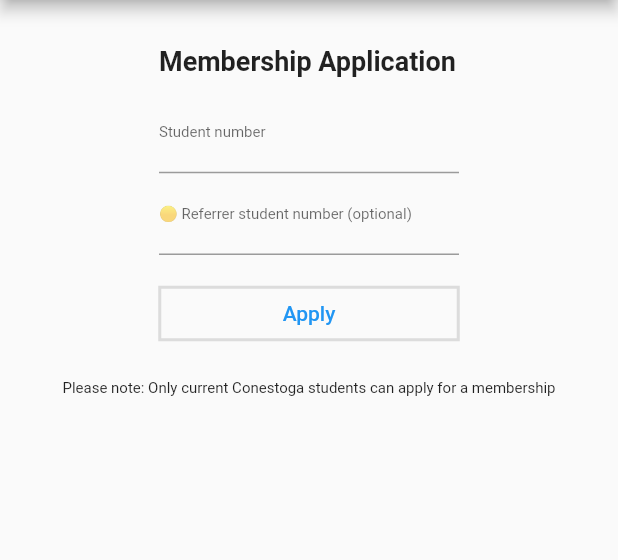
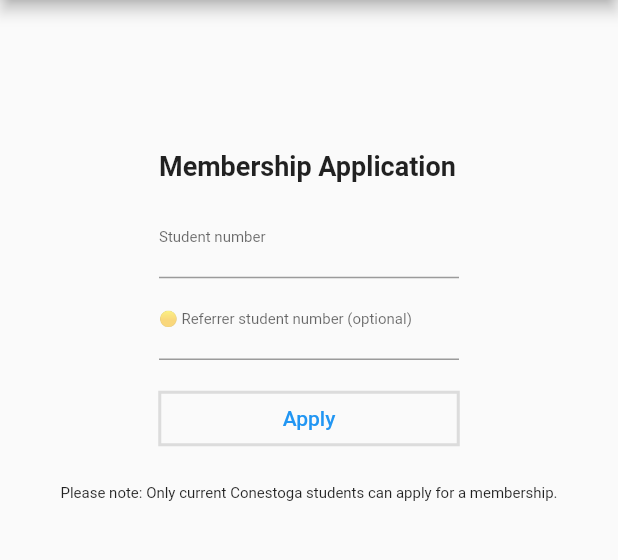
Before and after one commit to gdsc-conestoga/referral-tracker-app, a Flutter app: the screen it shows after launch, after a tap on "Apply for membership", on a phone screen of 412 x 824 dp, the part 84-644 px from its top. Run offline on Flutter 3.47's test engine with Material 2 defaults, Android fonts, the phone set to English and light mode, and no system bars; network calls fail.

Commit message:
update membership application region position on page

```diff
--- a/lib/screens/dashboard_screen.dart
+++ b/lib/screens/dashboard_screen.dart
@@ -1,7 +1,7 @@
 import 'package:flutter/material.dart';
 
 class DashboardScreen extends StatelessWidget {
-  static String id = '/dashboard';
+  static const String id = '/dashboard';
 
   const DashboardScreen({Key? key}) : super(key: key);
 
--- a/lib/screens/login_screen.dart
+++ b/lib/screens/login_screen.dart
@@ -5,7 +5,7 @@ import 'package:referral_tracker/screens/store_screen.dart';
 import 'package:referral_tracker/widgets/store_item.dart';
 
 class LogInScreen extends StatelessWidget {
-  static String id = '/';
+  static const String id = '/';
 
   const LogInScreen({Key? key}) : super(key: key);
 
@@ -44,18 +44,22 @@ class LogInScreen extends StatelessWidget {
                 width: 200,
                 child: TextFormField(
                   decoration: const InputDecoration(
-                    border: UnderlineInputBorder(),
-                    labelText: "Student number",
-                  ),
+                      border: UnderlineInputBorder(),
+                      labelText: "Student number",
+                      labelStyle: TextStyle(
+                        fontSize: 10,
+                      )),
                 ),
               ),
               SizedBox(
                 width: 200,
                 child: TextFormField(
                   decoration: const InputDecoration(
-                    border: UnderlineInputBorder(),
-                    labelText: "Password",
-                  ),
+                      border: UnderlineInputBorder(),
+                      labelText: "Password",
+                      labelStyle: TextStyle(
+                        fontSize: 10,
+                      )),
                 ),
               ),
               const SizedBox(height: 30),
--- a/lib/screens/membership_application_screen.dart
+++ b/lib/screens/membership_application_screen.dart
@@ -1,8 +1,7 @@
 import 'package:flutter/material.dart';
-import 'package:referral_tracker/widgets/store_item.dart';
 
 class MembershipApplicationScreen extends StatelessWidget {
-  static String id = '/membership_application';
+  static const String id = '/membership_application';
   static const double _columnWidth = 200;
 
   const MembershipApplicationScreen({Key? key}) : super(key: key);
@@ -11,16 +10,14 @@ class MembershipApplicationScreen extends StatelessWidget {
   Widget build(BuildContext context) {
     return Scaffold(
       appBar: AppBar(
-        title: const Text(
-          "Referral Tracker",
-        ),
+        title: const Text("Referral Tracker"),
       ),
       body: Center(
         child: SizedBox(
           child: Column(
             children: [
               const SizedBox(
-                height: 30,
+                height: 100,
               ),
               const SizedBox(
                 width: _columnWidth,
@@ -72,16 +69,14 @@ class MembershipApplicationScreen extends StatelessWidget {
                     shape: const BeveledRectangleBorder(),
                   ),
                   onPressed: () {},
-                  child: const Text(
-                    "Apply",
-                  ),
+                  child: const Text("Apply"),
                 ),
               ),
               const SizedBox(
                 height: 20,
               ),
               const Text(
-                "Please note: Only current Conestoga students can apply for a membership",
+                "Please note: Only current Conestoga students can apply for a membership.",
                 style: TextStyle(
                   fontSize: 10,
                 ),
--- a/lib/screens/store_screen.dart
+++ b/lib/screens/store_screen.dart
@@ -2,7 +2,7 @@ import 'package:flutter/material.dart';
 import 'package:referral_tracker/widgets/store_item.dart';
 
 class StoreScreen extends StatelessWidget {
-  static String id = '/store';
+  static const String id = '/store';
 
   const StoreScreen({Key? key}) : super(key: key);
 
```
Also changed, not shown: pubspec.lock.
